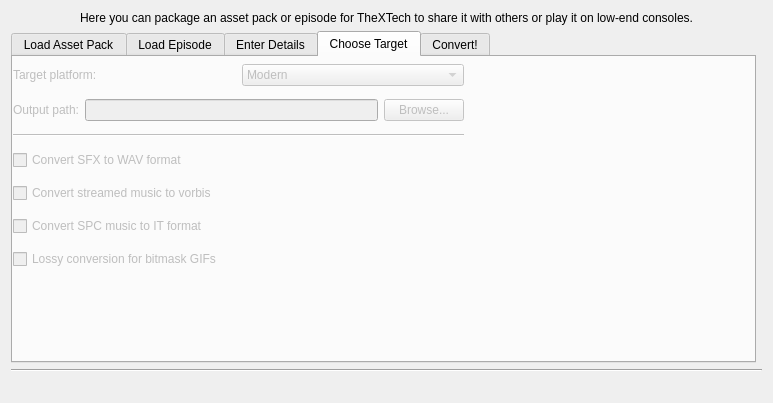
This is Maintainer/XTConvert/xt_convert.ui in WohlSoft/Moondust-Project as Qt 5 draws it before an edit. The edited form follows.
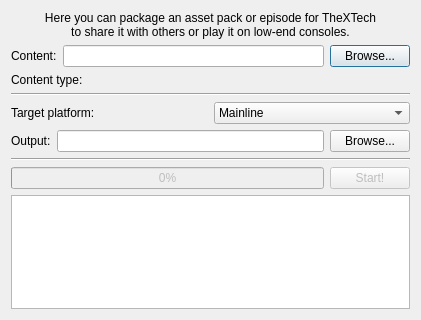
This is the edited form. The open tabs and pages were chosen to show the change. Icons and pictures are not drawn.

Commit message: Resume work on XTConvert UI

Diff of the .ui file:
```diff
--- a/Maintainer/XTConvert/xt_convert.ui
+++ b/Maintainer/XTConvert/xt_convert.ui
@@ -1,13 +1,13 @@
 <?xml version="1.0" encoding="UTF-8"?>
 <ui version="4.0">
- <class>XTConvert</class>
- <widget class="QDialog" name="XTConvert">
+ <class>XTConvertUI</class>
+ <widget class="QDialog" name="XTConvertUI">
   <property name="geometry">
    <rect>
     <x>0</x>
     <y>0</y>
-    <width>773</width>
-    <height>403</height>
+    <width>421</width>
+    <height>320</height>
    </rect>
   </property>
   <property name="windowTitle">
@@ -18,26 +18,12 @@
     <normaloff>:/maintainer.ico</normaloff>:/maintainer.ico</iconset>
   </property>
   <layout class="QGridLayout" name="gridLayout_7">
-   <item row="6" column="0" colspan="2">
-    <widget class="QLabel" name="status">
-     <property name="layoutDirection">
-      <enum>Qt::LayoutDirection::LeftToRight</enum>
-     </property>
-     <property name="text">
-      <string notr="true"/>
-     </property>
-     <property name="textFormat">
-      <enum>Qt::TextFormat::PlainText</enum>
-     </property>
-     <property name="scaledContents">
-      <bool>true</bool>
-     </property>
-    </widget>
-   </item>
-   <item row="0" column="0" colspan="2">
+   <item row="2" column="0">
+    <layout class="QVBoxLayout" name="verticalLayout_2">
+     <item>
     <widget class="QLabel" name="label_8">
      <property name="text">
-      <string>&lt;html&gt;&lt;head/&gt;&lt;body&gt;&lt;p align=&quot;center&quot;&gt;Here you can package an asset pack or episode for TheXTech to share it with others or play it on low-end consoles.&lt;/p&gt;&lt;/body&gt;&lt;/html&gt;</string>
+        <string>&lt;html&gt;&lt;head/&gt;&lt;body&gt;&lt;p align=&quot;center&quot;&gt;Here you can package an asset pack or episode for TheXTech&lt;br/&gt;to share it with others or play it on low-end consoles.&lt;/p&gt;&lt;/body&gt;&lt;/html&gt;</string>
      </property>
      <property name="alignment">
       <set>Qt::AlignmentFlag::AlignLeading|Qt::AlignmentFlag::AlignLeft|Qt::AlignmentFlag::AlignTop</set>
@@ -47,61 +33,27 @@
      </property>
     </widget>
    </item>
-   <item row="2" column="0" colspan="2">
-    <widget class="Line" name="line">
-     <property name="orientation">
-      <enum>Qt::Orientation::Horizontal</enum>
-     </property>
-    </widget>
-   </item>
-   <item row="1" column="0">
-    <widget class="QTabWidget" name="tabWidget">
-     <property name="enabled">
-      <bool>true</bool>
-     </property>
-     <property name="sizePolicy">
-      <sizepolicy hsizetype="Expanding" vsizetype="Expanding">
-       <horstretch>0</horstretch>
-       <verstretch>0</verstretch>
-      </sizepolicy>
-     </property>
-     <property name="autoFillBackground">
-      <bool>false</bool>
-     </property>
-     <property name="currentIndex">
-      <number>0</number>
-     </property>
-     <property name="tabsClosable">
-      <bool>false</bool>
-     </property>
-     <widget class="QWidget" name="tab_1_assets">
-      <attribute name="title">
-       <string>Load Asset Pack</string>
-      </attribute>
-      <widget class="QWidget" name="verticalLayoutWidget">
-       <property name="geometry">
-        <rect>
-         <x>0</x>
-         <y>0</y>
-         <width>451</width>
-         <height>162</height>
-        </rect>
-       </property>
-       <layout class="QVBoxLayout" name="verticalLayout_2">
         <item>
          <layout class="QHBoxLayout" name="horizontalLayout">
           <item>
            <widget class="QLabel" name="label">
             <property name="text">
-             <string>Asset pack path:</string>
+          <string>Content:</string>
             </property>
            </widget>
           </item>
           <item>
-           <widget class="QLineEdit" name="asset_pack_path"/>
+        <widget class="QLineEdit" name="content_path">
+         <property name="enabled">
+          <bool>true</bool>
+         </property>
+         <property name="readOnly">
+          <bool>true</bool>
+         </property>
+        </widget>
           </item>
           <item>
-           <widget class="QPushButton" name="browse_asset_pack">
+        <widget class="QPushButton" name="browse_content">
             <property name="text">
              <string>Browse...</string>
             </property>
@@ -109,126 +61,31 @@
           </item>
          </layout>
         </item>
-        <item>
-         <widget class="Line" name="hr1">
-          <property name="orientation">
-           <enum>Qt::Orientation::Horizontal</enum>
-          </property>
-         </widget>
-        </item>
-        <item>
-         <widget class="QTextBrowser" name="textBrowser"/>
-        </item>
-        <item>
-         <widget class="Line" name="hr1_2">
-          <property name="orientation">
-           <enum>Qt::Orientation::Horizontal</enum>
-          </property>
-         </widget>
-        </item>
         <item>
          <layout class="QHBoxLayout" name="horizontalLayout_2">
           <item>
-           <widget class="QRadioButton" name="package_asset_pack">
-            <property name="text">
-             <string>Package this asset pack</string>
-            </property>
-           </widget>
-          </item>
-          <item>
-           <widget class="QRadioButton" name="package_episode">
-            <property name="text">
-             <string>Package an episode</string>
-            </property>
-           </widget>
-          </item>
-         </layout>
-        </item>
-       </layout>
-      </widget>
-     </widget>
-     <widget class="QWidget" name="tab_2_episode">
-      <property name="enabled">
-       <bool>false</bool>
-      </property>
-      <attribute name="title">
-       <string>Load Episode</string>
-      </attribute>
-      <widget class="QWidget" name="verticalLayoutWidget_2">
-       <property name="geometry">
-        <rect>
-         <x>0</x>
-         <y>0</y>
-         <width>451</width>
-         <height>162</height>
-        </rect>
-       </property>
-       <layout class="QVBoxLayout" name="verticalLayout_3">
-        <item>
-         <layout class="QHBoxLayout" name="horizontalLayout_3">
-          <item>
            <widget class="QLabel" name="label_2">
             <property name="text">
-             <string>Episode path:</string>
+          <string>Content type:</string>
             </property>
            </widget>
           </item>
           <item>
-           <widget class="QLineEdit" name="episode_path"/>
-          </item>
-          <item>
-           <widget class="QPushButton" name="browse_episode">
-            <property name="enabled">
-             <bool>false</bool>
-            </property>
+        <widget class="QLabel" name="content_type">
             <property name="text">
-             <string>Browse...</string>
+          <string/>
             </property>
            </widget>
           </item>
          </layout>
         </item>
         <item>
-         <widget class="Line" name="hr1_3">
+      <widget class="Line" name="hr1">
           <property name="orientation">
            <enum>Qt::Orientation::Horizontal</enum>
           </property>
          </widget>
         </item>
-        <item>
-         <widget class="QTextBrowser" name="textBrowser_2"/>
-        </item>
-        <item>
-         <layout class="QHBoxLayout" name="horizontalLayout_4"/>
-        </item>
-       </layout>
-      </widget>
-     </widget>
-     <widget class="QWidget" name="tab_3_details">
-      <property name="enabled">
-       <bool>false</bool>
-      </property>
-      <attribute name="title">
-       <string>Enter Details</string>
-      </attribute>
-     </widget>
-     <widget class="QWidget" name="tab_4_targets">
-      <property name="enabled">
-       <bool>false</bool>
-      </property>
-      <attribute name="title">
-       <string>Choose Target</string>
-      </attribute>
-      <widget class="QWidget" name="verticalLayoutWidget_3">
-       <property name="geometry">
-        <rect>
-         <x>0</x>
-         <y>0</y>
-         <width>451</width>
-         <height>223</height>
-        </rect>
-       </property>
-       <layout class="QVBoxLayout" name="verticalLayout_4">
         <item>
          <layout class="QHBoxLayout" name="horizontalLayout_7">
           <item>
@@ -242,7 +99,7 @@
            <widget class="QComboBox" name="target_platform">
             <item>
              <property name="text">
-              <string>Modern</string>
+           <string>Mainline</string>
              </property>
             </item>
             <item>
@@ -264,17 +121,24 @@
           <item>
            <widget class="QLabel" name="label_3">
             <property name="text">
-             <string>Output path:</string>
+          <string>Output:</string>
             </property>
            </widget>
           </item>
           <item>
-           <widget class="QLineEdit" name="output_path"/>
+        <widget class="QLineEdit" name="output_path">
+         <property name="enabled">
+          <bool>true</bool>
+         </property>
+         <property name="readOnly">
+          <bool>true</bool>
+         </property>
+        </widget>
           </item>
           <item>
            <widget class="QPushButton" name="browse_output">
             <property name="enabled">
-             <bool>false</bool>
+          <bool>true</bool>
             </property>
             <property name="text">
              <string>Browse...</string>
@@ -284,93 +148,19 @@
          </layout>
         </item>
         <item>
-         <widget class="Line" name="hr1_4">
+      <widget class="Line" name="line">
           <property name="orientation">
            <enum>Qt::Orientation::Horizontal</enum>
           </property>
          </widget>
         </item>
         <item>
-         <widget class="QCheckBox" name="convert_sfx">
-          <property name="toolTip">
-           <string>Convert SFX to uncompressed WAV format. This option greatly improves load performance at the cost of package size.</string>
-          </property>
-          <property name="text">
-           <string>Convert SFX to WAV format</string>
-          </property>
-          <property name="checked">
-           <bool>false</bool>
-          </property>
-         </widget>
-        </item>
+      <layout class="QHBoxLayout" name="horizontalLayout_6">
         <item>
-         <widget class="QCheckBox" name="convert_stream">
-          <property name="toolTip">
-           <string>This option converts streamed music to the vorbis format at the native sampling rate of the target device. It will greatly improve audio performance at the possible cost of quality.</string>
-          </property>
-          <property name="text">
-           <string>Convert streamed music to vorbis</string>
-          </property>
-          <property name="checked">
-           <bool>false</bool>
-          </property>
-         </widget>
-        </item>
-        <item>
-         <widget class="QCheckBox" name="convert_spc">
-          <property name="toolTip">
-           <string>IT format is much more efficient to play but loses some features</string>
-          </property>
-          <property name="text">
-           <string>Convert SPC music to IT format</string>
-          </property>
-         </widget>
-        </item>
-        <item>
-         <widget class="QCheckBox" name="lossy_gif">
-          <property name="toolTip">
-           <string>Bitmask GIFs sometimes have special transparency effects that cannot be emulated with native graphics format. Lossy conversion allows these effects to be lost, but improves loading performance.</string>
-          </property>
-          <property name="text">
-           <string>Lossy conversion for bitmask GIFs</string>
-          </property>
-         </widget>
-        </item>
-       </layout>
-      </widget>
-     </widget>
-     <widget class="QWidget" name="tab_5_convert">
-      <property name="enabled">
-       <bool>false</bool>
-      </property>
-      <attribute name="title">
-       <string>Convert!</string>
-      </attribute>
-      <widget class="QPushButton" name="start">
-       <property name="geometry">
-        <rect>
-         <x>560</x>
-         <y>200</y>
-         <width>108</width>
-         <height>26</height>
-        </rect>
-       </property>
-       <property name="text">
-        <string notr="true">Start</string>
-       </property>
-      </widget>
       <widget class="QProgressBar" name="progress">
        <property name="enabled">
         <bool>false</bool>
        </property>
-       <property name="geometry">
-        <rect>
-         <x>20</x>
-         <y>240</y>
-         <width>567</width>
-         <height>26</height>
-        </rect>
-       </property>
        <property name="maximum">
         <number>1</number>
        </property>
@@ -384,18 +174,23 @@
         <bool>false</bool>
        </property>
       </widget>
-      <widget class="QTextBrowser" name="textBrowser_3">
-       <property name="geometry">
-        <rect>
-         <x>30</x>
-         <y>20</y>
-         <width>449</width>
-         <height>109</height>
-        </rect>
-       </property>
-      </widget>
-     </widget>
-    </widget>
+       </item>
+       <item>
+        <widget class="QPushButton" name="start">
+         <property name="enabled">
+          <bool>false</bool>
+         </property>
+         <property name="text">
+          <string notr="true">Start!</string>
+         </property>
+        </widget>
+       </item>
+      </layout>
+     </item>
+     <item>
+      <widget class="QTextBrowser" name="textBrowser_3"/>
+     </item>
+    </layout>
    </item>
   </layout>
  </widget>
```
Lines whose indentation alone changed are shown as unchanged. The commit also changes 3 other files.
